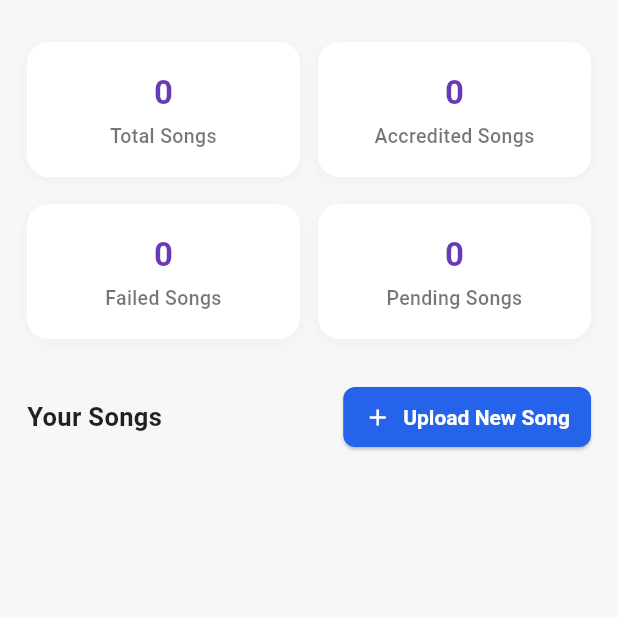
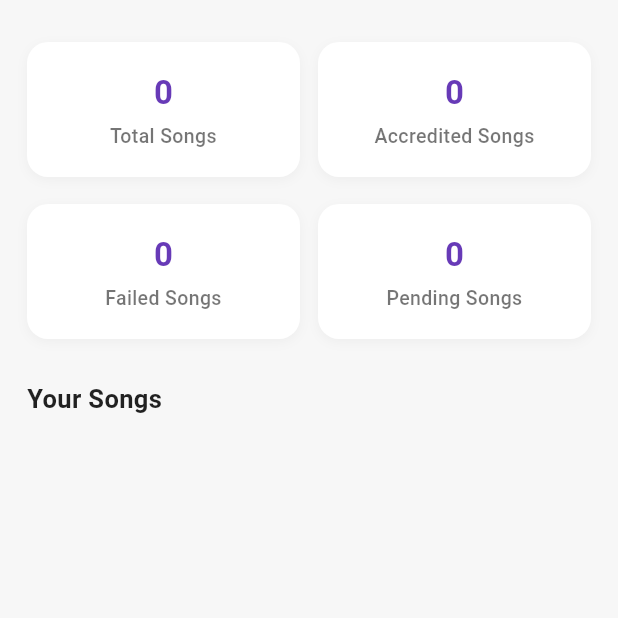
Before and after one commit to RAKIASELEMANI/Music, a Flutter app: the DashboardScreen screen opened directly, on a phone screen of 412 x 824 dp, the top half of it. Run offline on Flutter 3.47's test engine with Material 3 defaults, Android fonts, the phone set to English and light mode, and no system bars; our stand-ins replace file_picker, supabase_flutter; accounts and stored records are empty; project files that could hold a hidden picture were left out.

Commit message:
some changes on dashboard

```diff
--- a/lib/Screens/DashboardScreen.dart
+++ b/lib/Screens/DashboardScreen.dart
@@ -68,8 +68,7 @@ class _DashboardScreenState extends State<DashboardScreen> {
         .length;
     failedSongs = safeSongList
         .where((s) =>
-            (s['status'] ?? '').toString().toLowerCase() == 'failed' ||
-            (s['status'] ?? '').toString().toLowerCase() == 'disapproved')
+            (s['status'] ?? '').toString().toLowerCase() == 'rejected')
         .length;
     pendingSongs = safeSongList
         .where((s) => (s['status'] ?? '').toString().toLowerCase() == 'pending')
@@ -89,8 +88,7 @@ class _DashboardScreenState extends State<DashboardScreen> {
         return Colors.green;
       case "pending":
         return Colors.orange;
-      case "failed":
-      case "disapproved":
+      case "rejected":
         return Colors.red;
       default:
         return Colors.grey;
@@ -142,23 +140,7 @@ class _DashboardScreenState extends State<DashboardScreen> {
                               fontSize: 17,
                               color: Colors.black87),
                         ),
-                        ElevatedButton.icon(
-                          onPressed: () {
-                            // TODO: Navigate to Upload Song Screen
-                          },
-                          icon: const Icon(Icons.add, size: 18),
-                          label: const Text("Upload New Song"),
-                          style: ElevatedButton.styleFrom(
-                            backgroundColor: const Color(0xFF2563EB),
-                            foregroundColor: Colors.white,
-                            shape: RoundedRectangleBorder(
-                                borderRadius: BorderRadius.circular(8)),
-                            padding: const EdgeInsets.symmetric(
-                                vertical: 10, horizontal: 14),
-                            textStyle:
-                                const TextStyle(fontWeight: FontWeight.bold),
-                          ),
-                        ),
+
                       ],
                     ),
                     const SizedBox(height: 10),
@@ -231,12 +213,11 @@ class _DashboardScreenState extends State<DashboardScreen> {
         children: [
           Container(
             decoration: BoxDecoration(
-              color: Colors.deepPurple.withOpacity(0.10),
+              color: statusColor(status).withOpacity(0.10),
               borderRadius: BorderRadius.circular(8),
             ),
             padding: const EdgeInsets.all(10),
-            child:
-                const Icon(Icons.music_note, color: Colors.deepPurple, size: 28),
+            child: Icon(Icons.music_note, color: statusColor(status), size: 28),
           ),
           const SizedBox(width: 14),
           Expanded(
```
Also changed, not shown: lib/Screens/SubmitSongScreen.dart (deleted, +0 -282 lines).
